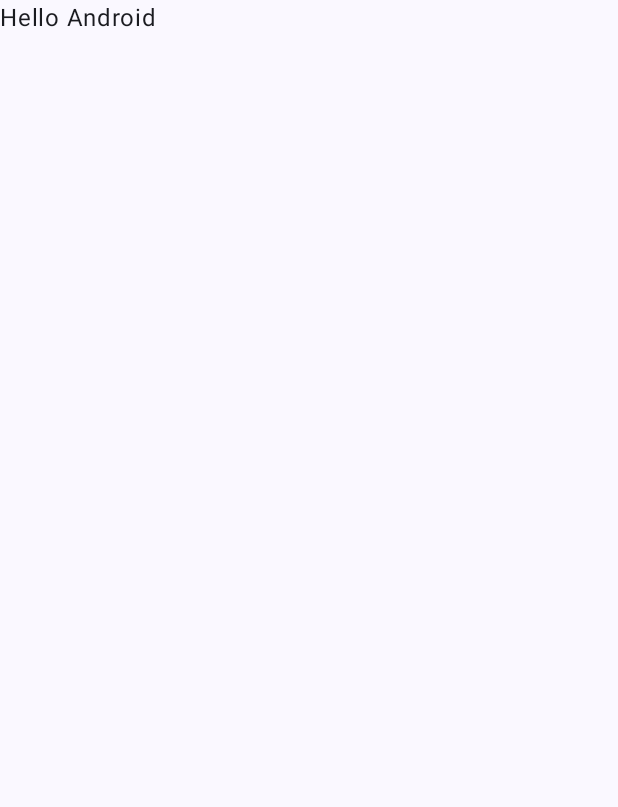
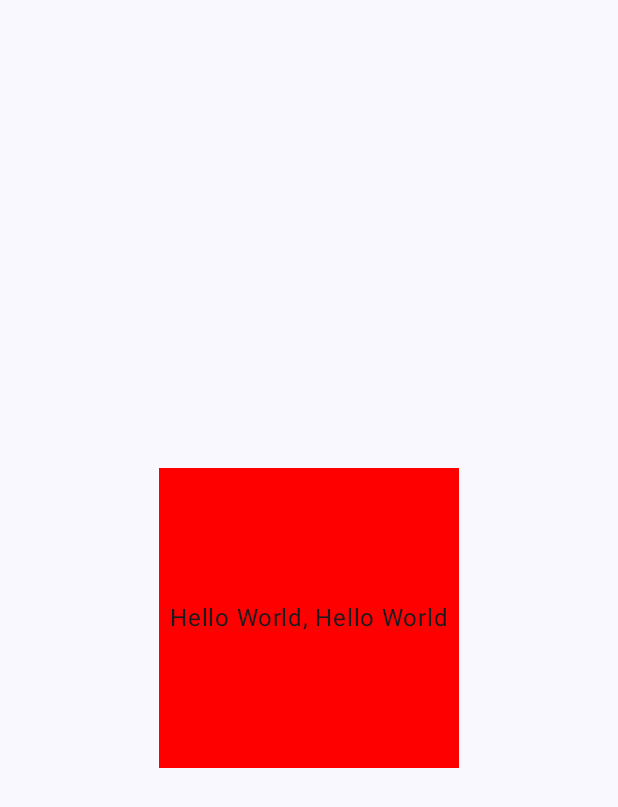
Before and after one commit to Miguel36/compose-app-course, an Android app built with Jetpack Compose: the screen it shows after launch (MainActivity), on a phone screen of 412 x 824 dp. Before the commit the part shown is almost empty. Shown: the top 807 px of the screen. Run offline under Robolectric (Android 15) with nearby library versions, the phone set to English and light mode, and no system bars.

Commit message:
Uso básico de el Box, Jetpack Compose

```diff
--- a/app/src/main/java/com/skyfallen/myfirstcomposeapp/MainActivity.kt
+++ b/app/src/main/java/com/skyfallen/myfirstcomposeapp/MainActivity.kt
@@ -5,11 +5,11 @@ import androidx.activity.ComponentActivity
 import androidx.activity.compose.setContent
 import androidx.activity.enableEdgeToEdge
 import androidx.compose.foundation.layout.fillMaxSize
-import androidx.compose.foundation.layout.padding
 import androidx.compose.material3.Scaffold
 import androidx.compose.runtime.Composable
 import androidx.compose.ui.Modifier
 import androidx.compose.ui.tooling.preview.Preview
+import com.skyfallen.myfirstcomposeapp.components.layout.MyBox
 import com.skyfallen.myfirstcomposeapp.login.Greeting
 import com.skyfallen.myfirstcomposeapp.ui.theme.MyFirstComposeAppTheme
 
@@ -20,23 +20,12 @@ class MainActivity : ComponentActivity() {
         setContent {
             MyFirstComposeAppTheme {
                 Scaffold(modifier = Modifier.fillMaxSize()) { innerPadding ->
-                    Greeting(
-                        name = "Android",
-                        modifier = Modifier.padding(innerPadding)
-                    )
+                    MyBox()
                 }
             }
         }
     }
 }
-
-//@Composable
-//fun Greeting(name: String, modifier: Modifier = Modifier) {
-//    Text(
-//        text = "Hello $name!",
-//        modifier = modifier
-//    )
-//}
 
 @Preview(showBackground = true)
 @Composable
--- /dev/null
+++ b/app/src/main/java/com/skyfallen/myfirstcomposeapp/components/layout/MyBox.kt
@@ -0,0 +1,32 @@
+package com.skyfallen.myfirstcomposeapp.components.layout
+
+import androidx.compose.foundation.background
+import androidx.compose.foundation.layout.Box
+import androidx.compose.foundation.layout.fillMaxSize
+import androidx.compose.foundation.layout.size
+import androidx.compose.foundation.rememberScrollState
+import androidx.compose.foundation.verticalScroll
+import androidx.compose.material3.Text
+import androidx.compose.runtime.Composable
+import androidx.compose.ui.Alignment
+import androidx.compose.ui.Modifier
+import androidx.compose.ui.graphics.Color
+import androidx.compose.ui.tooling.preview.Preview
+import androidx.compose.ui.unit.dp
+
+/**
+ * El Box no es un layout pero vendría siendo un contenedor que facilita la superposición de elementos
+ * en Jetpack Compose, similar a un FrameLayout en el sistema de vistas tradicional de Android.
+ */
+@Preview
+@Composable
+fun MyBox() {
+    Box(modifier = Modifier.fillMaxSize(), contentAlignment = Alignment.Center) {
+        Box(modifier = Modifier
+            .size(200.dp)
+            .background(Color.Red)
+            .verticalScroll(rememberScrollState()), contentAlignment = Alignment.Center) {
+            Text(text = "Hello World, Hello World")
+        }
+    }
+}
```
